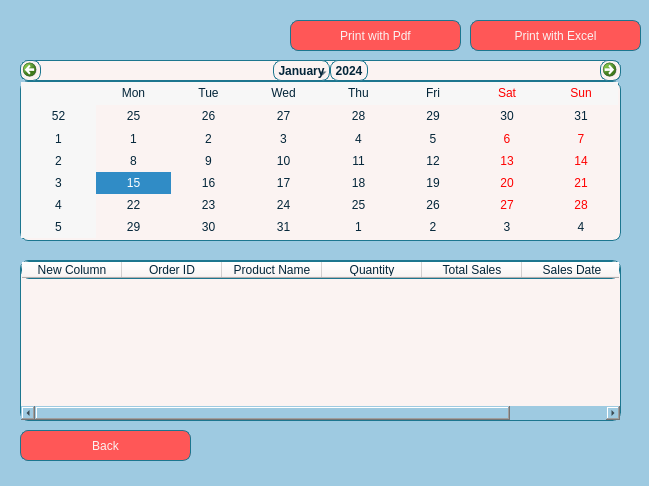
This is ui/sales_history.ui in JustRax/AppDev-Project-DailySalesTracker-BSIT22A2 as Qt 5 draws it before an edit. The edited form follows.
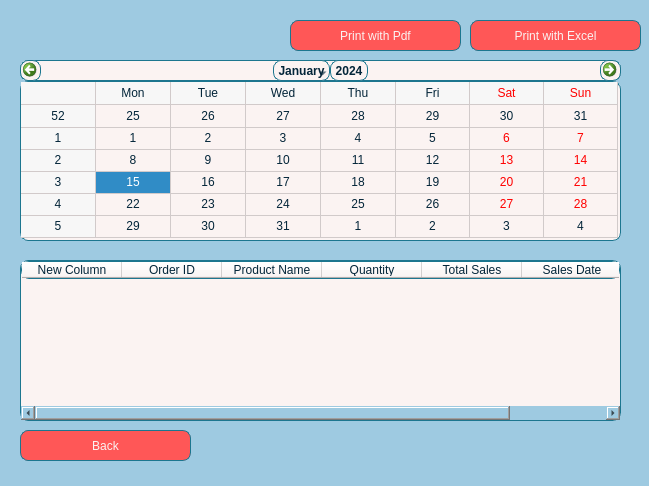
This is the edited form.

Commit message: Changes for Sales History

```diff
--- a/ui/sales_history.ui
+++ b/ui/sales_history.ui
@@ -114,6 +114,9 @@
       <height>181</height>
      </rect>
     </property>
+    <property name="autoFillBackground">
+     <bool>false</bool>
+    </property>
     <property name="styleSheet">
      <string notr="true">background-color:rgb(251, 243, 242);;
 color:rgb(3, 37, 57);
@@ -121,6 +124,9 @@
 border: 1px solid rgb(28, 118, 143);
 border-radius: 8px;</string>
     </property>
+    <property name="gridVisible">
+     <bool>true</bool>
+    </property>
    </widget>
    <widget class="QPushButton" name="backButton">
     <property name="geometry">
```
The commit also changes 6 other files.
